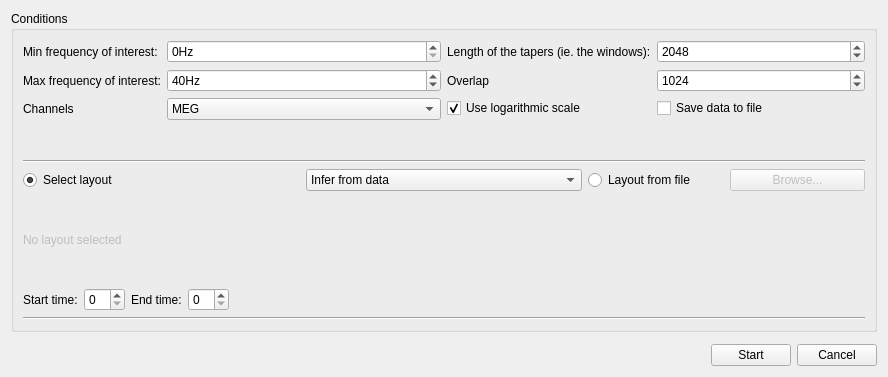
The window that qt4Designer_ui_files/powerSpectrumDialogUi.ui (cibr-jyu/meggie) describes before a commit, drawn with Qt 5.
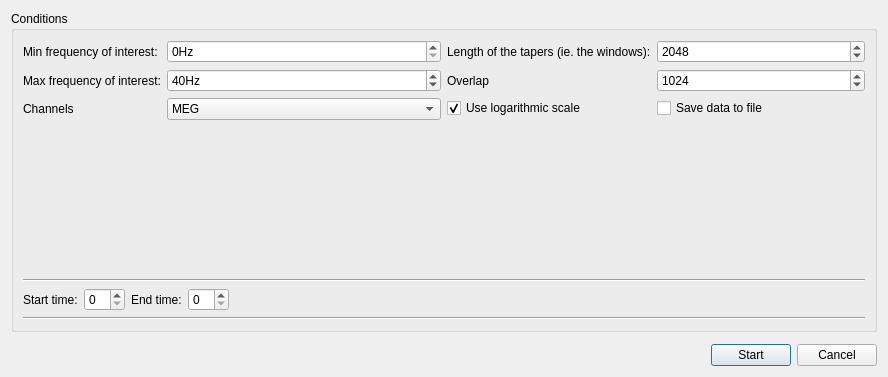
The same window after the commit.

Commit message: Do new style layout selection

```diff
--- a/qt4Designer_ui_files/powerSpectrumDialogUi.ui
+++ b/qt4Designer_ui_files/powerSpectrumDialogUi.ui
@@ -186,83 +186,14 @@
         </item>
        </layout>
       </item>
-      <item row="3" column="0">
-       <layout class="QHBoxLayout" name="horizontalLayout_6">
-        <item>
-         <layout class="QVBoxLayout" name="verticalLayout_27">
-          <item>
-           <layout class="QHBoxLayout" name="horizontalLayout_35">
-            <item>
-             <widget class="QRadioButton" name="radioButtonSelectLayout">
-              <property name="text">
-               <string>Select layout</string>
-              </property>
-              <property name="checked">
-               <bool>true</bool>
-              </property>
-             </widget>
-            </item>
-            <item>
-             <widget class="QComboBox" name="comboBoxLayout">
-              <item>
-               <property name="text">
-                <string>Infer from data</string>
-               </property>
-              </item>
-             </widget>
-            </item>
-            <item>
-             <layout class="QHBoxLayout" name="horizontalLayout_36">
-              <item>
-               <widget class="QRadioButton" name="radioButtonLayoutFromFile">
-                <property name="text">
-                 <string>Layout from file</string>
-                </property>
-               </widget>
-              </item>
-              <item>
-               <widget class="QPushButton" name="pushButtonBrowseLayout">
-                <property name="enabled">
-                 <bool>false</bool>
-                </property>
-                <property name="text">
-                 <string>Browse...</string>
-                </property>
-               </widget>
-              </item>
-             </layout>
-            </item>
-           </layout>
-          </item>
-          <item>
-           <widget class="QLabel" name="labelLayout">
-            <property name="enabled">
-             <bool>false</bool>
-            </property>
-            <property name="text">
-             <string>No layout selected</string>
-            </property>
-           </widget>
-          </item>
-         </layout>
-        </item>
-       </layout>
-      </item>
-      <item row="2" column="0">
-       <widget class="Line" name="line">
-        <property name="orientation">
-         <enum>Qt::Horizontal</enum>
-        </property>
-       </widget>
-      </item>
-      <item row="7" column="0">
+      <item row="6" column="0">
        <widget class="Line" name="line_2">
         <property name="orientation">
          <enum>Qt::Horizontal</enum>
         </property>
        </widget>
       </item>
-      <item row="4" column="0">
+      <item row="3" column="0">
        <layout class="QHBoxLayout" name="horizontalLayout">
         <item>
          <widget class="QLabel" name="labelTmin">
@@ -299,6 +230,13 @@
         </item>
        </layout>
       </item>
+      <item row="2" column="0">
+       <widget class="Line" name="line">
+        <property name="orientation">
+         <enum>Qt::Horizontal</enum>
+        </property>
+       </widget>
+      </item>
      </layout>
     </widget>
    </item>
```
Left out of the diff: 44 changed lines with no effect on the pictures. The commit also changes 17 other files.
